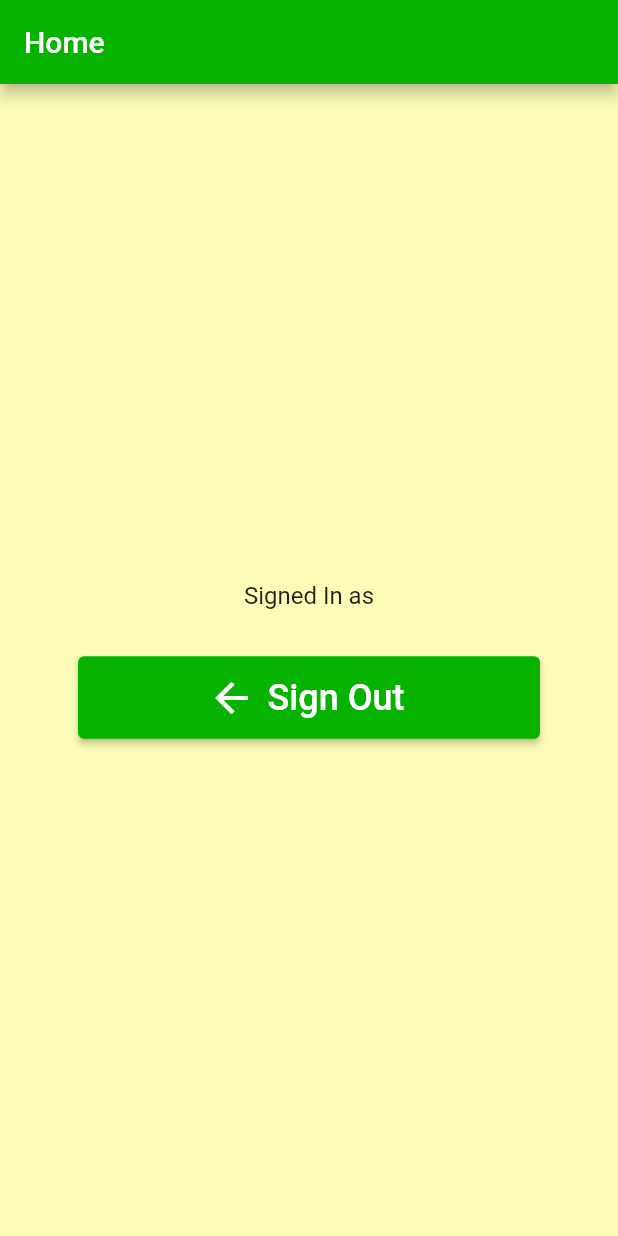
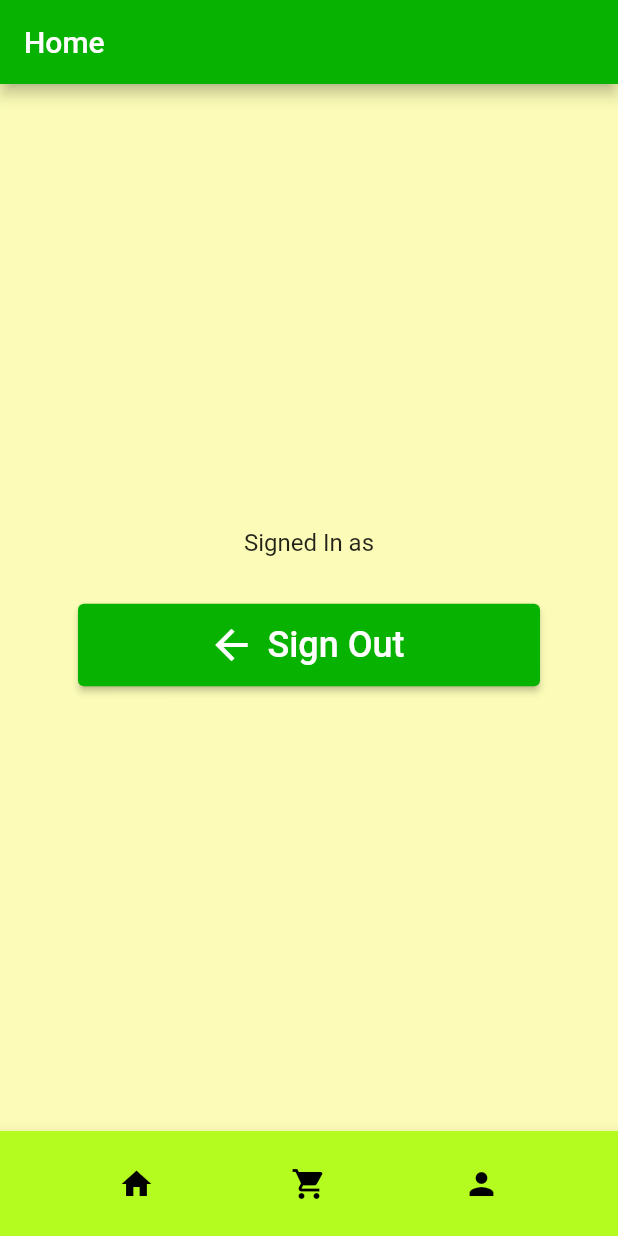
Before and after one commit to NCastle2793/HappyKidzExp, a Flutter app: the screen it shows once a user with an empty profile is signed in, on a phone screen of 412 x 824 dp. Run offline on Flutter 3.47's test engine with Material 2 defaults, Android fonts, the phone set to English and light mode, and no system bars; our stand-ins replace email_validator, firebase_auth, firebase_core; accounts and stored records are empty.

Commit message:
Added custom navbar

```diff
--- a/lib/page/home.dart
+++ b/lib/page/home.dart
@@ -1,5 +1,6 @@
 import 'package:firebase_auth/firebase_auth.dart';
 import 'package:flutter/material.dart';
+import 'package:happy_kidz_exp/widget/custom_navbar.dart';
 
 class HomePage extends StatelessWidget {
   @override
@@ -46,6 +47,7 @@ class HomePage extends StatelessWidget {
           ],
         ),
       ),
+      bottomNavigationBar: CustomNavBar(),
     );
   }
 }
--- /dev/null
+++ b/lib/widget/custom_navbar.dart
@@ -0,0 +1,32 @@
+import 'package:flutter/material.dart';
+
+class CustomNavBar extends StatelessWidget {
+  const CustomNavBar({Key? key}) : super(key: key);
+
+  @override
+  Widget build(BuildContext context) {
+    return BottomAppBar(
+      color: Color(0xffB4FC20),
+      child: Container(
+        height: 70,
+        child: Row(mainAxisAlignment: MainAxisAlignment.spaceEvenly, children: [
+          IconButton(
+              icon: Icon(Icons.home, color: Colors.black),
+              onPressed: () {
+                Navigator.pushNamed(context, '/');
+              }),
+          IconButton(
+              icon: Icon(Icons.shopping_cart, color: Colors.black),
+              onPressed: () {
+                Navigator.pushNamed(context, '/cart');
+              }),
+          IconButton(
+              icon: Icon(Icons.person, color: Colors.black),
+              onPressed: () {
+                Navigator.pushNamed(context, '/user');
+              }),
+        ]),
+      ),
+    );
+  }
+}
--- /dev/null
+++ b/lib/widget/widget.dart
@@ -0,0 +1 @@
+export 'custom_navbar.dart';
```
